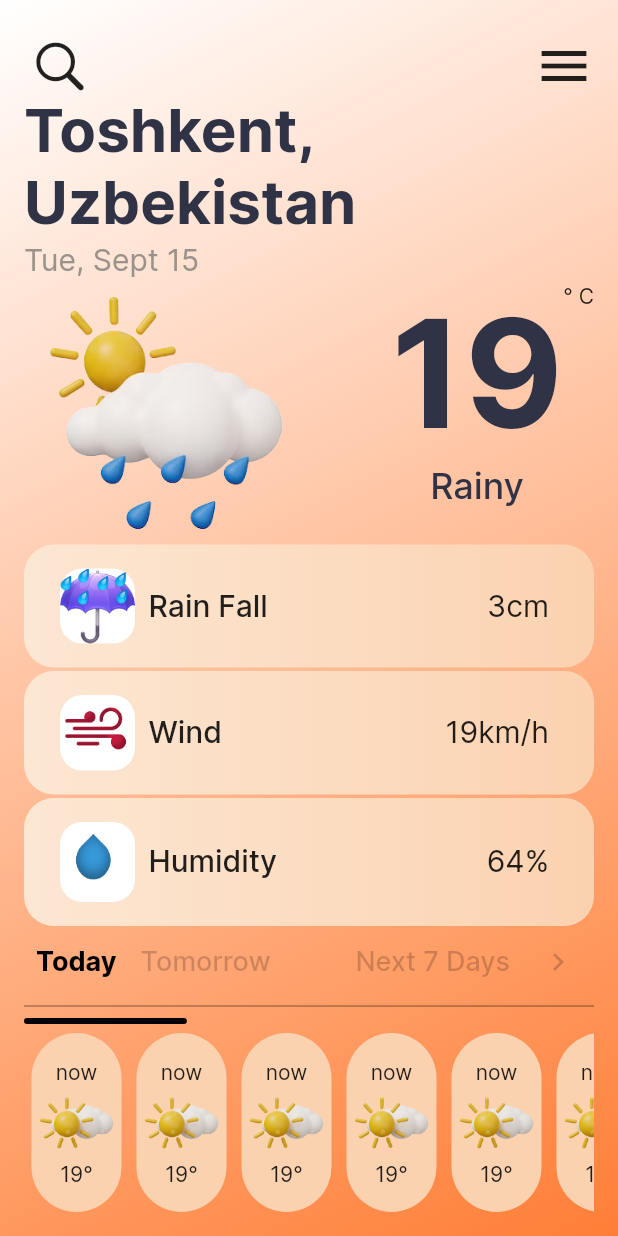
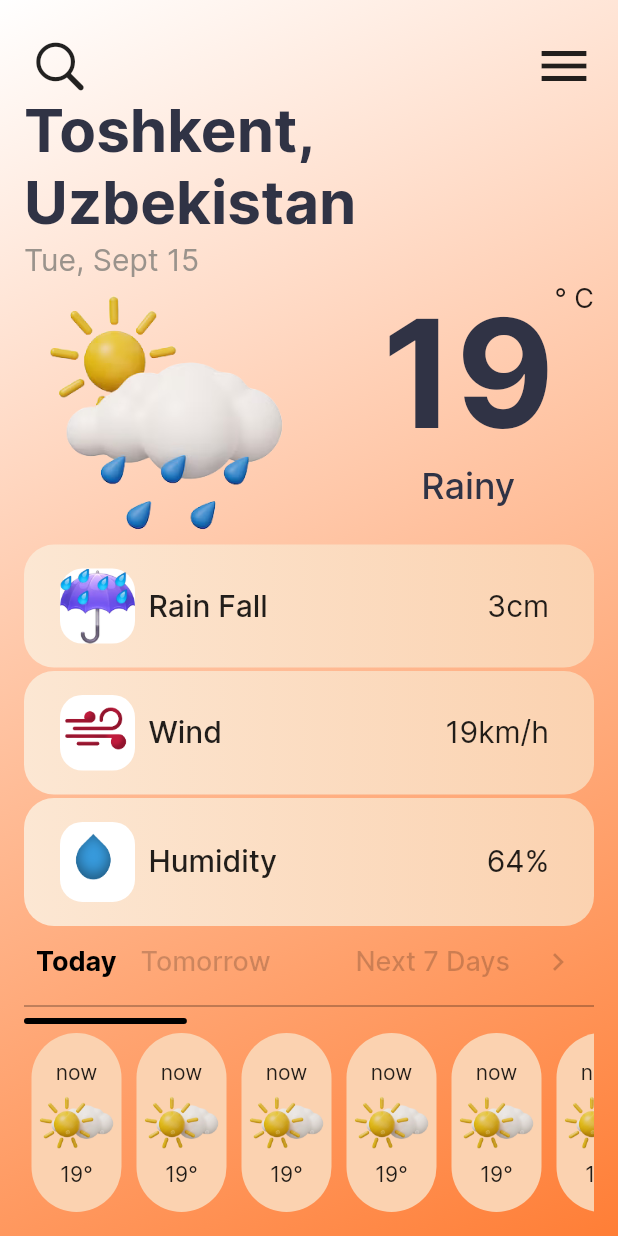
Before and after one commit to toxirjon96/weather_app, a Flutter app: the screen it shows after launch, on a phone screen of 412 x 824 dp. Run offline on Flutter 3.47's test engine with Material 2 defaults, Android fonts, the phone set to English and light mode, and no system bars.

Commit message:
some changes done

```diff
--- a/lib/src/pages/home_page/widget/today_info.dart
+++ b/lib/src/pages/home_page/widget/today_info.dart
@@ -42,7 +42,12 @@ class TodayInfo extends StatelessWidget {
             ),
             const Column(
               children: [
-                Text("° C"),
+                Text(
+                  "° C",
+                  style: TextStyle(
+                    fontSize: 18,
+                  ),
+                ),
               ],
             ),
           ],
```
